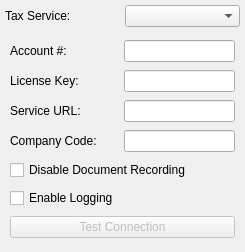
First picture: the form in guiclient/configureTax.ui, repository interhawk/qt-client, before the edit.
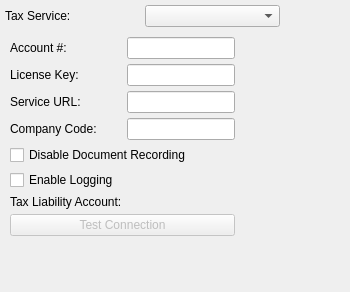
Second picture: the form after the edit. The open tabs and pages were chosen to show the change. Custom widgets are drawn as their Qt base class.

Commit message: Use special GL account for Avalara taxes

```diff
--- a/guiclient/configureTax.ui
+++ b/guiclient/configureTax.ui
@@ -13,8 +13,8 @@
    <rect>
     <x>0</x>
     <y>0</y>
-    <width>245</width>
-    <height>252</height>
+    <width>350</width>
+    <height>292</height>
    </rect>
   </property>
   <property name="windowTitle">
@@ -78,12 +78,12 @@
          </property>
         </widget>
        </item>
-       <item row="3" column="2">
-        <widget class="XLineEdit" name="_company"/>
-       </item>
        <item row="2" column="2">
         <widget class="XLineEdit" name="_url"/>
        </item>
+       <item row="3" column="2">
+        <widget class="XLineEdit" name="_company"/>
+       </item>
        <item row="4" column="1" colspan="2">
         <widget class="XCheckBox" name="_disableRecording">
          <property name="text">
@@ -91,6 +91,13 @@
          </property>
         </widget>
        </item>
+       <item row="5" column="1">
+        <widget class="XCheckBox" name="_log">
+         <property name="text">
+          <string>Enable Logging</string>
+         </property>
+        </widget>
+       </item>
        <item row="3" column="1">
         <widget class="XLabel" name="_companyLit">
          <property name="text">
@@ -101,23 +108,6 @@
          </property>
         </widget>
        </item>
-       <item row="6" column="1" colspan="2">
-        <widget class="QPushButton" name="_test">
-         <property name="enabled">
-          <bool>false</bool>
-         </property>
-         <property name="text">
-          <string>Test Connection</string>
-         </property>
-        </widget>
-       </item>
-       <item row="5" column="1">
-        <widget class="XCheckBox" name="_log">
-         <property name="text">
-          <string>Enable Logging</string>
-         </property>
-        </widget>
-       </item>
        <item row="5" column="2">
         <widget class="FileCluster" name="_logFile">
          <property name="enabled">
@@ -125,10 +115,82 @@
          </property>
         </widget>
        </item>
+       <item row="7" column="1" colspan="2">
+        <widget class="QPushButton" name="_test">
+         <property name="enabled">
+          <bool>false</bool>
+         </property>
+         <property name="text">
+          <string>Test Connection</string>
+         </property>
+        </widget>
+       </item>
+       <item row="6" column="2">
+        <widget class="GLCluster" name="_glAccount"/>
+       </item>
+       <item row="6" column="1">
+        <widget class="XLabel" name="_glAccountLit">
+         <property name="text">
+          <string>Tax Liability Account:</string>
+         </property>
+        </widget>
+       </item>
+       <item row="1" column="3">
+        <spacer name="horizontalSpacer">
+         <property name="orientation">
+          <enum>Qt::Horizontal</enum>
+         </property>
+         <property name="sizeHint" stdset="0">
+          <size>
+           <width>40</width>
+           <height>20</height>
+          </size>
+         </property>
+        </spacer>
+       </item>
+       <item row="8" column="1">
+        <spacer name="verticalSpacer">
+         <property name="orientation">
+          <enum>Qt::Vertical</enum>
+         </property>
+         <property name="sizeHint" stdset="0">
+          <size>
+           <width>20</width>
+           <height>40</height>
+          </size>
+         </property>
+        </spacer>
+       </item>
       </layout>
      </widget>
     </widget>
    </item>
+   <item row="2" column="0">
+    <spacer name="verticalSpacer_2">
+     <property name="orientation">
+      <enum>Qt::Vertical</enum>
+     </property>
+     <property name="sizeHint" stdset="0">
+      <size>
+       <width>20</width>
+       <height>40</height>
+      </size>
+     </property>
+    </spacer>
+   </item>
+   <item row="0" column="2">
+    <spacer name="horizontalSpacer_2">
+     <property name="orientation">
+      <enum>Qt::Horizontal</enum>
+     </property>
+     <property name="sizeHint" stdset="0">
+      <size>
+       <width>40</width>
+       <height>20</height>
+      </size>
+     </property>
+    </spacer>
+   </item>
   </layout>
  </widget>
  <layoutdefault spacing="5" margin="5"/>
@@ -138,6 +200,11 @@
    <extends>QWidget</extends>
    <header>filecluster.h</header>
   </customwidget>
+  <customwidget>
+   <class>GLCluster</class>
+   <extends>QWidget</extends>
+   <header>glcluster.h</header>
+  </customwidget>
   <customwidget>
    <class>XCheckBox</class>
    <extends>QCheckBox</extends>
```
Left out of the diff: 10 changed lines with no effect on the pictures. The commit also changes 1 other file.
